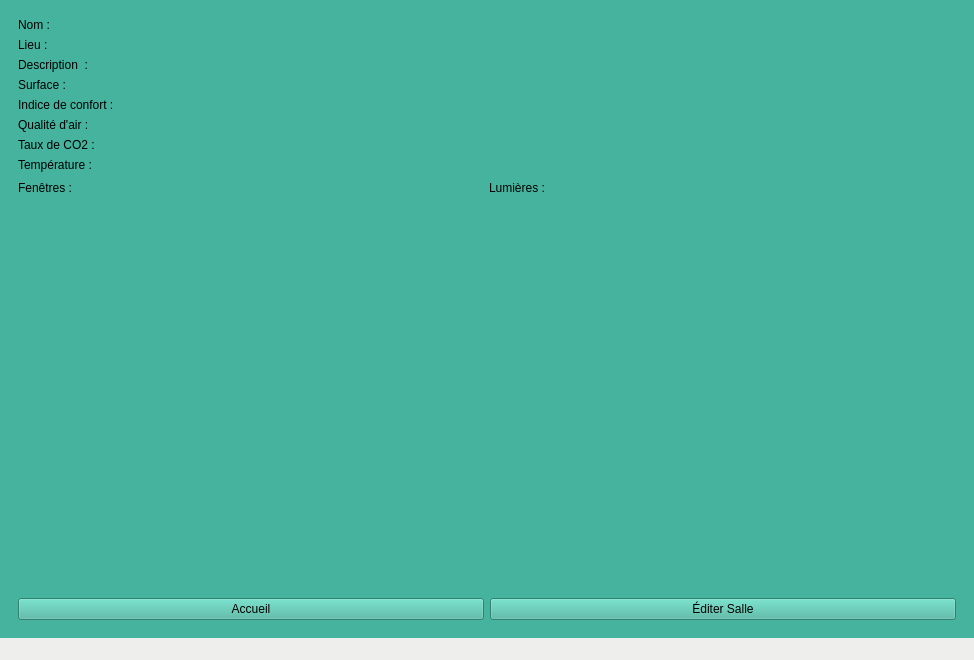
Old version of the form eco-classroom/ihmecoclassroom.ui in the repository bts-lasalle-avignon-projets/eco-classroom-2022.
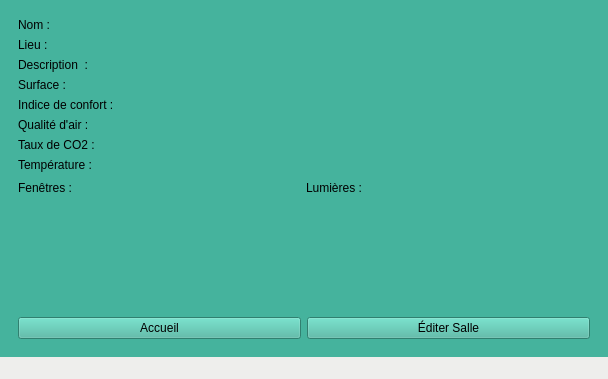
New version of the form. The open tabs and pages were chosen to show the change.

Commit message: ECO22-42 Affiche la data de dernière mise à jour

Diff of the .ui file:
```diff
--- a/eco-classroom/ihmecoclassroom.ui
+++ b/eco-classroom/ihmecoclassroom.ui
@@ -6,8 +6,8 @@
    <rect>
     <x>0</x>
     <y>0</y>
-    <width>974</width>
-    <height>660</height>
+    <width>608</width>
+    <height>379</height>
    </rect>
   </property>
   <property name="windowTitle">
@@ -414,6 +414,30 @@
             </property>
            </spacer>
           </item>
+          <item>
+           <layout class="QHBoxLayout" name="horizontalLayout">
+            <item>
+             <widget class="QLabel" name="labelHorodatage">
+              <property name="text">
+               <string/>
+              </property>
+             </widget>
+            </item>
+           </layout>
+          </item>
+          <item>
+           <spacer name="verticalSpacer_7">
+            <property name="orientation">
+             <enum>Qt::Vertical</enum>
+            </property>
+            <property name="sizeHint" stdset="0">
+             <size>
+              <width>20</width>
+              <height>40</height>
+             </size>
+            </property>
+           </spacer>
+          </item>
           <item>
            <layout class="QHBoxLayout" name="horizontalLayoutButton">
             <item>
```
Left out of the diff: 7 changed lines with no effect on the pictures. The commit also changes 1 other file.
